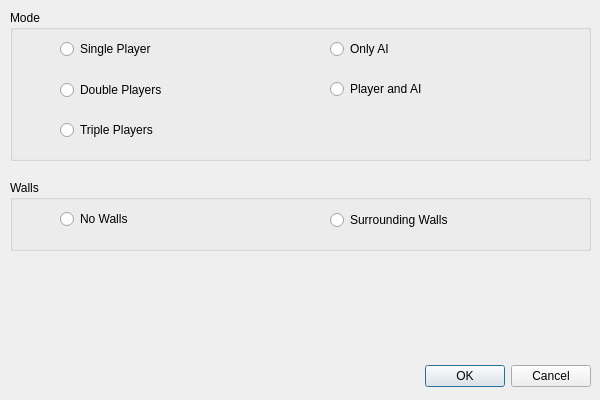
Above: settingsdialog.ui from y-young/Qt-Snake before the change. Below: the same form after it.
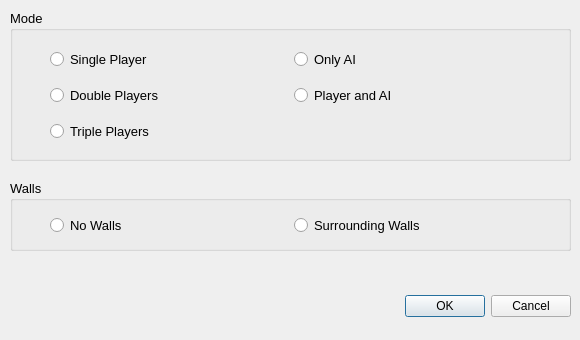
That is the form after the change.

Commit message: enhance: settings dialog

The edit to the form file:
```diff
--- a/settingsdialog.ui
+++ b/settingsdialog.ui
@@ -6,8 +6,8 @@
    <rect>
     <x>0</x>
     <y>0</y>
-    <width>600</width>
-    <height>400</height>
+    <width>580</width>
+    <height>340</height>
    </rect>
   </property>
   <property name="windowTitle">
@@ -16,8 +16,8 @@
   <widget class="QDialogButtonBox" name="buttonBox">
    <property name="geometry">
     <rect>
-     <x>250</x>
-     <y>360</y>
+     <x>230</x>
+     <y>290</y>
      <width>341</width>
      <height>32</height>
     </rect>
@@ -34,77 +34,64 @@
     <rect>
      <x>10</x>
      <y>10</y>
-     <width>581</width>
+     <width>561</width>
      <height>151</height>
     </rect>
    </property>
+   <property name="font">
+    <font>
+     <pointsize>10</pointsize>
+    </font>
+   </property>
    <property name="title">
     <string>Mode</string>
    </property>
-   <widget class="QRadioButton" name="SinglePlayerButton">
+   <widget class="QWidget" name="">
     <property name="geometry">
      <rect>
-      <x>50</x>
+      <x>40</x>
       <y>30</y>
-      <width>151</width>
-      <height>18</height>
+      <width>481</width>
+      <height>111</height>
      </rect>
     </property>
-    <property name="text">
-     <string>Single Player</string>
-    </property>
-   </widget>
-   <widget class="QRadioButton" name="DoublePlayersButton">
-    <property name="geometry">
-     <rect>
-      <x>50</x>
-      <y>70</y>
-      <width>231</width>
-      <height>20</height>
-     </rect>
-    </property>
-    <property name="text">
-     <string>Double Players</string>
-    </property>
-   </widget>
-   <widget class="QRadioButton" name="TriplePlayersButton">
-    <property name="geometry">
-     <rect>
-      <x>50</x>
-      <y>110</y>
-      <width>201</width>
-      <height>20</height>
-     </rect>
-    </property>
-    <property name="text">
-     <string>Triple Players</string>
-    </property>
-   </widget>
-   <widget class="QRadioButton" name="OnlyAIButton">
-    <property name="geometry">
-     <rect>
-      <x>320</x>
-      <y>30</y>
-      <width>151</width>
-      <height>18</height>
-     </rect>
-    </property>
-    <property name="text">
-     <string>Only AI</string>
-    </property>
-   </widget>
-   <widget class="QRadioButton" name="PlayerAndAIButton">
-    <property name="geometry">
-     <rect>
-      <x>320</x>
-      <y>70</y>
-      <width>151</width>
-      <height>18</height>
-     </rect>
-    </property>
-    <property name="text">
-     <string>Player and AI</string>
-    </property>
+    <layout class="QGridLayout" name="gridLayout">
+     <item row="0" column="0">
+      <widget class="QRadioButton" name="SinglePlayerButton">
+       <property name="text">
+        <string>Single Player</string>
+       </property>
+      </widget>
+     </item>
+     <item row="0" column="1">
+      <widget class="QRadioButton" name="OnlyAIButton">
+       <property name="text">
+        <string>Only AI</string>
+       </property>
+      </widget>
+     </item>
+     <item row="1" column="0">
+      <widget class="QRadioButton" name="DoublePlayersButton">
+       <property name="text">
+        <string>Double Players</string>
+       </property>
+      </widget>
+     </item>
+     <item row="1" column="1">
+      <widget class="QRadioButton" name="PlayerAndAIButton">
+       <property name="text">
+        <string>Player and AI</string>
+       </property>
+      </widget>
+     </item>
+     <item row="2" column="0">
+      <widget class="QRadioButton" name="TriplePlayersButton">
+       <property name="text">
+        <string>Triple Players</string>
+       </property>
+      </widget>
+     </item>
+    </layout>
    </widget>
   </widget>
   <widget class="QGroupBox" name="WallGroup">
@@ -112,38 +99,43 @@
     <rect>
      <x>10</x>
      <y>180</y>
-     <width>581</width>
+     <width>561</width>
      <height>71</height>
     </rect>
    </property>
+   <property name="font">
+    <font>
+     <pointsize>10</pointsize>
+    </font>
+   </property>
    <property name="title">
     <string>Walls</string>
    </property>
-   <widget class="QRadioButton" name="NoWallsButton">
+   <widget class="QWidget" name="">
     <property name="geometry">
      <rect>
-      <x>50</x>
+      <x>40</x>
       <y>30</y>
-      <width>151</width>
-      <height>18</height>
+      <width>481</width>
+      <height>31</height>
      </rect>
     </property>
-    <property name="text">
-     <string>No Walls</string>
-    </property>
-   </widget>
-   <widget class="QRadioButton" name="SurroundingWallsButton">
-    <property name="geometry">
-     <rect>
-      <x>320</x>
-      <y>30</y>
-      <width>231</width>
-      <height>20</height>
-     </rect>
-    </property>
-    <property name="text">
-     <string>Surrounding Walls</string>
-    </property>
+    <layout class="QGridLayout" name="gridLayout_2">
+     <item row="0" column="0">
+      <widget class="QRadioButton" name="NoWallsButton">
+       <property name="text">
+        <string>No Walls</string>
+       </property>
+      </widget>
+     </item>
+     <item row="0" column="1">
+      <widget class="QRadioButton" name="SurroundingWallsButton">
+       <property name="text">
+        <string>Surrounding Walls</string>
+       </property>
+      </widget>
+     </item>
+    </layout>
    </widget>
   </widget>
  </widget>
```
